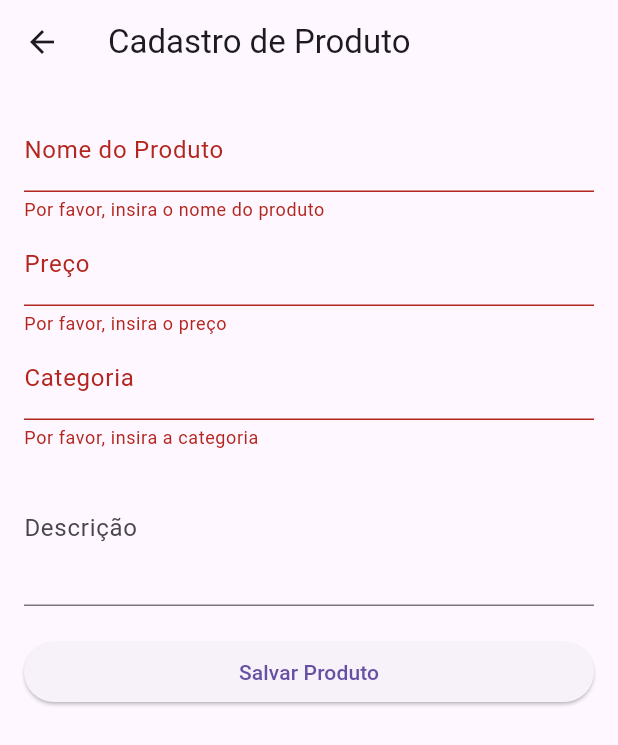
After one commit to YasminFerreira0/MyFoodBusiness, a Flutter app: the CadastroProduto screen opened directly, after a tap on "Salvar Produto", on a phone screen of 412 x 824 dp. The commit adds this screen. Shown: the top 745 px of the screen. Run offline on Flutter 3.47's test engine with Material 3 defaults, Android fonts, the phone set to English and light mode, and no system bars; our stand-ins replace sqflite; accounts and stored records are empty.

Commit message:
[001] - Adicionando cadastro de produto - Yasmin

```diff
--- /dev/null
+++ b/lib/app/pages/cadastro_produto.dart
@@ -0,0 +1,97 @@
+import 'package:app/dao/ProdutoDAO.dart';
+import 'package:app/models/Produto.dart';
+import 'package:flutter/material.dart';
+
+class CadastroProduto extends StatefulWidget {
+  @override
+  _CadastroProdutoState createState() => _CadastroProdutoState();
+}
+
+class _CadastroProdutoState extends State<CadastroProduto> {
+  final _formKey = GlobalKey<FormState>();
+  final TextEditingController _nomeController = TextEditingController();
+  final TextEditingController _precoController = TextEditingController();
+  final TextEditingController _categoriaController = TextEditingController();
+  final TextEditingController _descricaoController = TextEditingController();
+
+  final ProdutoDAO _produtoDAO = ProdutoDAO();
+
+  void _salvarProduto() async {
+    if (_formKey.currentState!.validate()) {
+      final produto = Produto(
+        nome: _nomeController.text,
+        preco: double.parse(_precoController.text),
+        categoria: _categoriaController.text,
+        descricao: _descricaoController.text,
+      );
+
+      await _produtoDAO.insert(produto);
+      ScaffoldMessenger.of(context).showSnackBar(
+        SnackBar(content: Text('Produto cadastrado com sucesso!')),
+      );
+
+      _formKey.currentState!.reset();
+    }
+  }
+
+  @override
+  Widget build(BuildContext context) {
+    return Scaffold(
+      appBar: AppBar(title: Text('Cadastro de Produto')),
+      body: Padding(
+        padding: EdgeInsets.all(16.0),
+        child: Form(
+          key: _formKey,
+          child: ListView(
+            children: <Widget>[
+              TextFormField(
+                controller: _nomeController,
+                decoration: InputDecoration(labelText: 'Nome do Produto'),
+                validator: (value) {
+                  if (value == null || value.isEmpty) {
+                    return 'Por favor, insira o nome do produto';
+                  }
+                  return null;
+                },
+              ),
+              TextFormField(
+                controller: _precoController,
+                decoration: InputDecoration(labelText: 'Preço'),
+                keyboardType: TextInputType.number,
+                validator: (value) {
+                  if (value == null || value.isEmpty) {
+                    return 'Por favor, insira o preço';
+                  }
+                  if (double.tryParse(value) == null) {
+                    return 'Por favor, insira um número válido';
+                  }
+                  return null;
+                },
+              ),
+              TextFormField(
+                controller: _categoriaController,
+                decoration: InputDecoration(labelText: 'Categoria'),
+                validator: (value) {
+                  if (value == null || value.isEmpty) {
+                    return 'Por favor, insira a categoria';
+                  }
+                  return null;
+                },
+              ),
+              TextFormField(
+                controller: _descricaoController,
+                decoration: InputDecoration(labelText: 'Descrição'),
+                maxLines: 3,
+              ),
+              SizedBox(height: 20),
+              ElevatedButton(
+                onPressed: _salvarProduto,
+                child: Text('Salvar Produto'),
+              ),
+            ],
+          ),
+        ),
+      ),
+    );
+  }
+}
--- a/lib/app/widgets/app_drawer.dart
+++ b/lib/app/widgets/app_drawer.dart
@@ -1,4 +1,5 @@
 import 'package:app/app/pages/cadastro_pedido.dart';
+import 'package:app/app/pages/cadastro_produto.dart';
 import 'package:flutter/material.dart';
 import '../pages/cadastro_cliente.dart';
 
@@ -6,7 +7,6 @@ class MeuDrawer extends Drawer {
   MeuDrawer({super.key});
   @override
   Widget build(BuildContext context) {
-    // TODO: implement build
     return Drawer(
       child: ListView(
         padding: EdgeInsets.zero,
@@ -44,7 +44,15 @@ class MeuDrawer extends Drawer {
                 MaterialPageRoute(builder: (context) => CadastroPedido()),
               );
             },
-          )
+          ),
+          ListTile(
+            leading: Icon(Icons.inventory),
+            title: Text('Cadastro de Produto'),
+            onTap: () {
+              Navigator.push(context,
+                  MaterialPageRoute(builder: (context) => CadastroProduto()));
+            },
+          ),
         ],
       ),
     );
```
